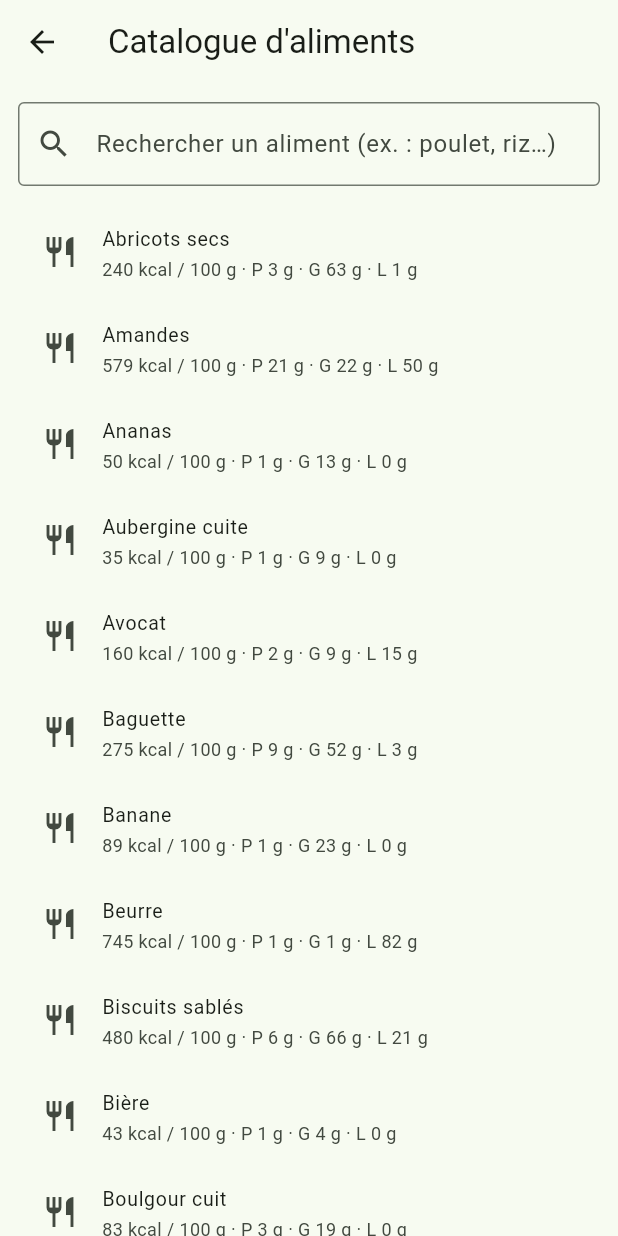
After one commit to CharlieG42/Azimiam, a Flutter app: the CatalogueEcran screen opened directly, on a phone screen of 412 x 824 dp. The commit adds this screen. Run offline on Flutter 3.47's test engine with Material 3 defaults, Android fonts, the phone set to English and light mode, and no system bars; our stand-ins replace image_picker, shared_preferences, sqflite; accounts and stored records are empty.

Commit message:
v0.4.0 (1/2) : widgets partagés (carte ligne, dialog), écran modification repas, catalogue aliments, ServiceBase.majRepas

```diff
--- /dev/null
+++ b/lib/screens/catalogue_ecran.dart
@@ -0,0 +1,116 @@
+import 'package:flutter/material.dart';
+
+import '../data/mini_base.dart';
+
+/// Catalogue complet de la base locale d'aliments : recherche instantanée,
+/// liste alphabétique avec valeurs pour 100 g. Toucher un aliment le renvoie
+/// à l'écran appelant (Pattern « pop avec résultat »), qui l'ajoute au repas.
+class CatalogueEcran extends StatefulWidget {
+  const CatalogueEcran({super.key});
+
+  @override
+  State<CatalogueEcran> createState() => _CatalogueEcranState();
+}
+
+class _CatalogueEcranState extends State<CatalogueEcran> {
+  final TextEditingController _rechercheCtl = TextEditingController();
+  List<Aliment> _resultats = [];
+
+  @override
+  void initState() {
+    super.initState();
+    _rechercher('');
+  }
+
+  @override
+  void dispose() {
+    _rechercheCtl.dispose();
+    super.dispose();
+  }
+
+  /// Recherche insensible aux accents : le catalogue doit retrouver
+  /// « côtelette » en tapant « cotelette », et les alias aussi.
+  String _normalise(String s) => s
+      .toLowerCase()
+      .replaceAll('é', 'e')
+      .replaceAll('è', 'e')
+      .replaceAll('ê', 'e')
+      .replaceAll('à', 'a')
+      .replaceAll('â', 'a')
+      .replaceAll('î', 'i')
+      .replaceAll('ô', 'o')
+      .replaceAll('û', 'u')
+      .replaceAll('ç', 'c')
+      .replaceAll('\'', ' ');
+
+  void _rechercher(String texte) {
+    final cible = _normalise(texte.trim());
+    setState(() {
+      if (cible.isEmpty) {
+        _resultats = [...BaseAliments.tous]
+          ..sort((a, b) => a.nom.compareTo(b.nom));
+        return;
+      }
+      _resultats = BaseAliments.tous.where((aliment) {
+        if (_normalise(aliment.nom).contains(cible)) return true;
+        return aliment.alias.any((a) => _normalise(a).contains(cible));
+      }).toList()
+        ..sort((a, b) => a.nom.compareTo(b.nom));
+    });
+  }
+
+  @override
+  Widget build(BuildContext context) {
+    return Scaffold(
+      appBar: AppBar(title: const Text('Catalogue d\'aliments')),
+      body: Column(
+        children: [
+          Padding(
+            padding: const EdgeInsets.all(12),
+            child: TextField(
+              key: const Key('champRechercheCatalogue'),
+              controller: _rechercheCtl,
+              autofocus: false,
+              decoration: const InputDecoration(
+                prefixIcon: Icon(Icons.search),
+                hintText: 'Rechercher un aliment (ex. : poulet, riz…)',
+                border: OutlineInputBorder(),
+              ),
+              onChanged: _rechercher,
+            ),
+          ),
+          Expanded(
+            child: _resultats.isEmpty
+                ? Center(
+                    child: Text(
+                      'Aucun aliment trouvé pour « ${_rechercheCtl.text} ».\n'
+                      'Ajoutez-le en « saisie libre » depuis l\'écran d\'ajout.',
+                      textAlign: TextAlign.center,
+                      style: TextStyle(color: Colors.grey.shade600),
+                    ),
+                  )
+                : ListView.builder(
+                    padding: const EdgeInsets.fromLTRB(12, 0, 12, 12),
+                    itemCount: _resultats.length,
+                    itemBuilder: (context, i) {
+                      final aliment = _resultats[i];
+                      return ListTile(
+                        dense: true,
+                        leading: const Icon(Icons.restaurant_outlined),
+                        title: Text(aliment.nom),
+                        subtitle: Text(
+                          '${aliment.valeurs.kcal.round()} kcal / 100 g · '
+                          'P ${aliment.valeurs.proteines.round()} g · '
+                          'G ${aliment.valeurs.glucides.round()} g · '
+                          'L ${aliment.valeurs.lipides.round()} g',
+                        ),
+                        onTap: () => Navigator.pop(context, aliment),
+                      );
+                    },
+                  ),
+          ),
+        ],
+      ),
+    );
+  }
+}
--- a/lib/version.dart
+++ b/lib/version.dart
@@ -4,4 +4,4 @@
 /// au moment du build (même valeur que celle écrite dans le pubspec, donc
 /// dans la versionName/versionCode de l'APK : ex. \`0.2.0-pr8+25\` en PR,
 /// \`0.2.0+25\` sur main).
-const String kVersionApp = '0.3.4+7';
+const String kVersionApp = '0.4.0+8';
--- a/pubspec.yaml
+++ b/pubspec.yaml
@@ -1,7 +1,7 @@
 name: azimiam
 description: Azimiam (WildZimut) - Compteur de calories et nutriments par photo de repas.
 publish_to: 'none'
-version: 0.3.4+7
+version: 0.4.0+8
 
 environment:
   sdk: '>=3.3.0 <4.0.0'
```
Also changed, not shown: lib/screens/modifier_repas_ecran.dart (added, +150 -0 lines), lib/services/service_base.dart (+27 -0 lines), lib/widgets/carte_ligne.dart (added, +118 -0 lines), lib/widgets/dialog_ligne.dart (added, +102 -0 lines).
